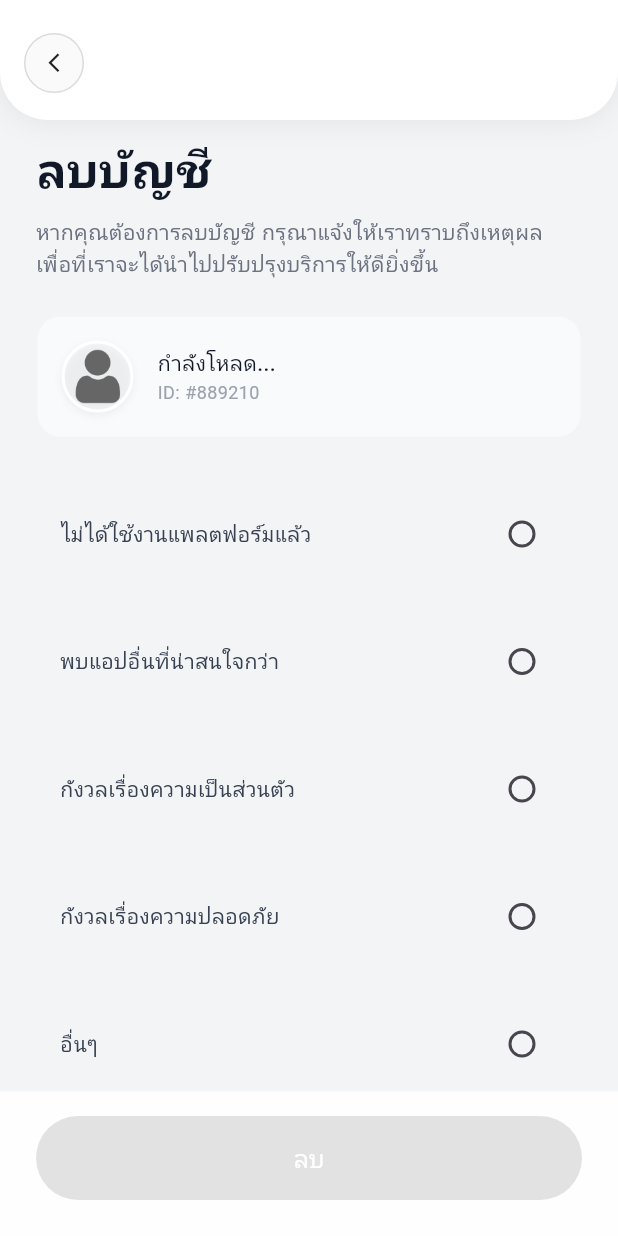
After one commit to webuilddeveloper/lc_online_2026, a Flutter app: the DeleteAccountPage screen opened directly, on a phone screen of 412 x 824 dp. The commit adds this screen. Run offline on Flutter 3.47's test engine with Material 3 defaults, Android fonts, the phone set to English and light mode, and no system bars; our stand-ins replace audioplayers, cached_network_image, carousel_slider, cloud_firestore, dio, dotted_border and 23 more; missing offline and left inert: flutter_line_sdk, hms_room_kit; accounts and stored records are empty; Roboto replaces fonts that are missing (Prompt).

Commit message:
create delete-account.dart
add feature delete account in profile page

```diff
--- a/assets/translations/en.json
+++ b/assets/translations/en.json
@@ -39,5 +39,6 @@
   "changePassword": "Change Password",
   "logout": "Logout",
   "profile": "Profile",
-  "register": "Register"
+ "register": "Register",
+  "deleteAccount": "Delete Account"
 }
--- a/assets/translations/th.json
+++ b/assets/translations/th.json
@@ -39,5 +39,6 @@
   "changePassword": "เปลี่ยนรหัสผ่าน",
   "logout": "ออกจากระบบ",
   "profile": "โปรไฟล์",
-  "register": "สมัครสมาชิก"
+  "register": "สมัครสมาชิก",
+  "deleteAccount": "ลบบัญชีผู้ใช้"
 }
--- /dev/null
+++ b/lib/delete-account.dart
@@ -0,0 +1,498 @@
+import 'package:LawyerOnline/component/dialog_service.dart';
+import 'package:flutter/material.dart';
+import 'package:LawyerOnline/component/appbar.dart';
+import 'package:easy_localization/easy_localization.dart';
+import 'package:flutter_secure_storage/flutter_secure_storage.dart';
+import 'package:LawyerOnline/menu.dart';
+
+class DeleteAccountPage extends StatefulWidget {
+  const DeleteAccountPage({super.key});
+
+  @override
+  State<DeleteAccountPage> createState() => _DeleteAccountPageState();
+}
+
+class _DeleteAccountPageState extends State<DeleteAccountPage> {
+  int? selectedReason;
+  final TextEditingController otherReasonController = TextEditingController();
+  final storage = const FlutterSecureStorage();
+
+  String name = "";
+  String imageUrl = "";
+  String typeLogin = "";
+
+  @override
+  void initState() {
+    callRead();
+    super.initState();
+  }
+
+  callRead() async {
+    var imageProfile =
+        await storage.read(key: 'imageUrlSocial') ?? 'assets/icons/profile.png';
+    var nameProfile = await storage.read(key: 'name');
+    var type = await storage.read(key: 'typeLogin');
+
+    setState(() {
+      name = nameProfile ?? "";
+      imageUrl = imageProfile ?? "";
+      typeLogin = type ?? "";
+    });
+  }
+
+  final List<String> reasons = [
+    'ไม่ได้ใช้งานแพลตฟอร์มแล้ว',
+    'พบแอปอื่นที่น่าสนใจกว่า',
+    'กังวลเรื่องความเป็นส่วนตัว',
+    'กังวลเรื่องความปลอดภัย',
+    'อื่นๆ',
+  ];
+
+  @override
+  Widget build(BuildContext context) {
+    return Scaffold(
+      backgroundColor: const Color(0xFFF3F4F6),
+      appBar: appBarCustom(
+        title: "",
+        backBtn: true,
+        backAction: () => goBack(),
+        isRightWidget: false,
+      ),
+      extendBodyBehindAppBar: true,
+      body: SafeArea(
+        child: Column(
+          children: [
+            Expanded(
+              child: ListView(
+                padding: const EdgeInsets.symmetric(horizontal: 24, vertical: 10),
+                children: [
+                  const Text(
+                    "ลบบัญชี",
+                    style: TextStyle(
+                      fontSize: 32,
+                      fontWeight: FontWeight.w600,
+                      color: Color(0xFF111827),
+                    ),
+                  ),
+                  const SizedBox(height: 8),
+                  const Text(
+                    "หากคุณต้องการลบบัญชี กรุณาแจ้งให้เราทราบถึงเหตุผล เพื่อที่เราจะได้นำไปปรับปรุงบริการให้ดียิ่งขึ้น",
+                    style: TextStyle(
+                      fontSize: 14,
+                      color: Color(0xFF6B7280),
+                      height: 1.5,
+                    ),
+                  ),
+                  const SizedBox(height: 24),
+
+                  // Profile Area
+                  Container(
+                    padding: const EdgeInsets.all(16),
+                    decoration: BoxDecoration(
+                      color: const Color(0xFFF9FAFB),
+                      borderRadius: BorderRadius.circular(16),
+                      border: Border.all(color: const Color(0xFFF3F4F6)),
+                    ),
+                    child: Row(
+                      children: [
+                        Container(
+                          width: 48,
+                          height: 48,
+                          decoration: BoxDecoration(
+                            shape: BoxShape.circle,
+                            border: Border.all(color: Colors.white, width: 2),
+                            boxShadow: [
+                              BoxShadow(
+                                color: Colors.black.withOpacity(0.05),
+                                blurRadius: 4,
+                                offset: const Offset(0, 2),
+                              )
+                            ],
+                          ),
+                          child: ClipRRect(
+                            borderRadius: BorderRadius.circular(100),
+                            child: imageUrl.isEmpty
+                                ? Image.asset(
+                                    "assets/icons/profile.png",
+                                    fit: BoxFit.cover,
+                                  )
+                                : typeLogin == 'local'
+                                    ? Image.asset(
+                                        imageUrl,
+                                        fit: BoxFit.cover,
+                                      )
+                                    : Image.network(
+                                        imageUrl,
+                                        fit: BoxFit.cover,
+                                        errorBuilder: (context, error, stackTrace) {
+                                          return Image.asset(
+                                            "assets/icons/profile.png",
+                                            fit: BoxFit.cover,
+                                          );
+                                        },
+                                      ),
+                          ),
+                        ),
+                        const SizedBox(width: 16),
+                        Column(
+                          crossAxisAlignment: CrossAxisAlignment.start,
+                          children: [
+                            Text(
+                              name.isEmpty ? "กำลังโหลด..." : name,
+                              style: const TextStyle(
+                                fontSize: 14,
+                                fontWeight: FontWeight.w500,
+                                color: Color(0xFF111827),
+                              ),
+                            ),
+                            Text(
+                              "ID: #889210",
+                              style: TextStyle(
+                                fontSize: 12,
+                                color: Color(0xFF9CA3AF),
+                              ),
+                            ),
+                          ],
+                        )
+                      ],
+                    ),
+                  ),
+                  const SizedBox(height: 24),
+
+                  // Reasons
+                  ...List.generate(reasons.length, (index) {
+                    bool isSelected = selectedReason == index;
+                    return GestureDetector(
+                      onTap: () {
+                        setState(() {
+                          selectedReason = index;
+                        });
+                      },
+                      child: Container(
+                        margin: const EdgeInsets.only(bottom: 4),
+                        padding: const EdgeInsets.symmetric(horizontal: 16, vertical: 16),
+                        decoration: BoxDecoration(
+                          color: isSelected ? const Color(0xFFF0F7FF) : Colors.transparent,
+                          border: Border(
+                            bottom: BorderSide(
+                                color: isSelected
+                                    ? const Color(0xFF3B82F6)
+                                    : const Color(0xFFF3F4F6)),
+                          ),
+                        ),
+                        child: Row(
+                          mainAxisAlignment: MainAxisAlignment.spaceBetween,
+                          children: [
+                            Text(
+                              reasons[index],
+                              style: TextStyle(
+                                fontSize: 14,
+                                color: isSelected ? const Color(0xFF0262EC): const Color(0xFF374151),
+                                fontWeight: isSelected ? FontWeight.w500 : FontWeight.normal,
+                              ),
+                            ),
+                            Radio<int>(
+                              value: index,
+                              groupValue: selectedReason,
+                              activeColor: const Color(0xFF0262EC),
+                              onChanged: (value) {
+                                setState(() {
+                                  selectedReason = value;
+                                });
+                              },
+                            ),
+                          ],
+                        ),
+                      ),
+                    );
+                  }),
+
+                  // Textarea for 'อื่นๆ'
+                  if (selectedReason == 4)
+                    Padding(
+                      padding: const EdgeInsets.only(top: 16),
+                      child: Column(
+                        crossAxisAlignment: CrossAxisAlignment.end,
+                        children: [
+                          TextField(
+                            controller: otherReasonController,
+                            maxLength: 150,
+                            maxLines: 4,
+                            decoration: InputDecoration(
+                              hintText: "กรุณาระบุรายละเอียดเพิ่มเติม...",
+                              hintStyle: const TextStyle(color: Color(0xFF9CA3AF), fontSize: 14),
+                              filled: true,
+                              fillColor: const Color(0xFFF9FAFB),
+                              contentPadding: const EdgeInsets.all(16),
+                              border: OutlineInputBorder(
+                                borderRadius: BorderRadius.circular(16),
+                                borderSide: const BorderSide(color: Color(0xFFE5E7EB)),
+                              ),
+                              enabledBorder: OutlineInputBorder(
+                                borderRadius: BorderRadius.circular(16),
+                                borderSide: const BorderSide(color: Color(0xFFE5E7EB)),
+                              ),
+                              focusedBorder: OutlineInputBorder(
+                                borderRadius: BorderRadius.circular(16),
+                                borderSide: const BorderSide(color: Color(0xFF9CA3AF), width: 2),
+                              ),
+                              counterText: "", // Hide default counter
+                            ),
+                            onChanged: (text) {
+                              setState(() {}); // For updating character count
+                            },
+                          ),
+                          const SizedBox(height: 4),
+                          Text(
+                            "${otherReasonController.text.length}/150",
+                            style: const TextStyle(fontSize: 10, color: Color(0xFF9CA3AF)),
+                          )
+                        ],
+                      ),
+                    ),
+
+                  const SizedBox(height: 32),
+                ],
+              ),
+            ),
+
+            // Bottom Area
+            Container(
+              padding: const EdgeInsets.fromLTRB(24, 16, 24, 24),
+              decoration: BoxDecoration(
+                color: Colors.white.withOpacity(0.9),
+                border: const Border(top: BorderSide(color: Color(0xFFF9FAFB))),
+              ),
+              child: SizedBox(
+                width: double.infinity,
+                height: 56,
+                child: ElevatedButton(
+                  style: ElevatedButton.styleFrom(
+                    backgroundColor: const Color(0xFFDF0A0A),
+                    shape: RoundedRectangleBorder(
+                      borderRadius: BorderRadius.circular(30),
+                    ),
+                    elevation: 10,
+                    shadowColor: Colors.black.withOpacity(0.3),
+                  ),
+                  onPressed: selectedReason != null ? _showConfirmModal : null,
+                  child: const Text(
+                    "ลบ",
+                    style: TextStyle(
+                      color: Colors.white,
+                      fontSize: 16,
+                      fontWeight: FontWeight.w500,
+                    ),
+                  ),
+                ),
+              ),
+            )
+          ],
+        ),
+      ),
+    );
+  }
+
+  void _showConfirmModal() {
+    showDialog(
+      context: context,
+      barrierColor: Colors.black.withOpacity(0.5),
+      builder: (BuildContext context) {
+        return Dialog(
+          backgroundColor: Colors.transparent,
+          insetPadding: const EdgeInsets.symmetric(horizontal: 24),
+          child: Container(
+            width: double.infinity,
+            decoration: BoxDecoration(
+              color: Colors.white,
+              borderRadius: BorderRadius.circular(32),
+            ),
+            child: Column(
+              mainAxisSize: MainAxisSize.min,
+              children: [
+                Padding(
+                  padding: const EdgeInsets.fromLTRB(24, 32, 24, 16),
+                  child: Column(
+                    children: [
+                      Container(
+                        width: 80,
+                        height: 80,
+                        decoration: const BoxDecoration(
+                          color: Color(0xFFFFF9E6),
+                          shape: BoxShape.circle,
+                        ),
+                        child: Center(
+                          child: Container(
+                            width: 56,
+                            height: 56,
+                            decoration: const BoxDecoration(
+                              color: Color(0xFFDF0A0A),
+                              shape: BoxShape.circle,
+                            ),
+                            child: const Center(
+                              child: Text(
+                                "?",
+                                style: TextStyle(
+                                  color: Colors.white,
+                                  fontSize: 32,
+                                  fontWeight: FontWeight.bold,
+                                ),
+                              ),
+                            ),
+                          ),
+                        ),
+                      ),
+                      const SizedBox(height: 24),
+                      const Text(
+                        "คุณแน่ใจหรือไม่?",
+                        style: TextStyle(
+                          fontSize: 24,
+                          fontWeight: FontWeight.w600,
+                          color: Color(0xFF111827),
+                        ),
+                      ),
+                      const SizedBox(height: 12),
+                      const Text(
+                        "คุณต้องการลบบัญชีของคุณอย่างถาวรใช่หรือไม่",
+                        textAlign: TextAlign.center,
+                        style: TextStyle(
+                          fontSize: 14,
+                          color: Color(0xFF6B7280),
+                        ),
+                      ),
+                      const SizedBox(height: 24),
+                      const Text(
+                        "การยืนยันลบบัญชีจะส่งผลให้ข้อมูลทั้งหมดหายไป (ข้อมูลส่วนตัว, การเป็นสมาชิก, และอื่นๆ)",
+                        textAlign: TextAlign.center,
+                        style: TextStyle(
+                          fontSize: 11,
+                          fontStyle: FontStyle.italic,
+                          color: Color(0xFF9CA3AF),
+                          height: 1.5,
+                        ),
+                      ),
+                    ],
+                  ),
+                ),
+                Container(
+                  decoration: const BoxDecoration(
+                    border: Border(top: BorderSide(color: Color(0xFFF3F4F6))),
+                  ),
+                  child: Row(
+                    children: [
+                      Expanded(
+                        child: InkWell(
+                          onTap: () {
+                            Navigator.pop(context);
+                            _processDelete();
+                          },
+                          child: Container(
+                            padding: const EdgeInsets.symmetric(vertical: 20),
+                            decoration: const BoxDecoration(
+                              color: Color(0xFFDF0A0A),
+                              borderRadius: BorderRadius.only(
+                                bottomLeft: Radius.circular(32),
+                              ),
+                            ),
+                            child: const Center(
+                              child: Text(
+                                "ลบ",
+                                style: TextStyle(
+                                  color: Colors.white,
+                                  fontSize: 16,
+                                  fontWeight: FontWeight.w500,
+                                ),
+                              ),
+                            ),
+                          ),
+                        ),
+                      ),
+                      Expanded(
+                        child: InkWell(
+                          onTap: () {
+                            Navigator.pop(context);
+                          },
+                          child: Container(
+                            padding: const EdgeInsets.symmetric(vertical: 20),
+                            child: const Center(
+                              child: Text(
+                                "เก็บบัญชีไว้",
+                                style: TextStyle(
+                                  color: Color(0xFF3B82F6),
+                                  fontSize: 16,
+                                  fontWeight: FontWeight.w500,
+                                ),
+                              ),
+                            ),
+                          ),
+                        ),
+                      ),
+                    ],
+                  ),
+                ),
+              ],
+            ),
+          ),
+        );
+      },
+    );
+  }
+
+  void _processDelete() async {
+    // 1. แสดง Loading
+    DialogService.showLoading(context);
+
+    try {
+      // 2. เตรียมข้อมูลส่ง API
+      String reason = "";
+      if (selectedReason != null) {
+        reason = selectedReason == 4 ? otherReasonController.text : reasons[selectedReason!];
+      }
+
+      // TODO: ใส่โค้ดเรียก API ลบบัญชีที่นี่
+      // ตัวอย่าง: var response = await apiProvider.deleteAccount(reason: reason);
+
+      // จำลองการดีเลย์ของ API 2 วินาที (ลบออกเมื่อต่อ API จริง)
+      await Future.delayed(const Duration(seconds: 2));
+
+      // 3. ปิดหน้าต่าง Loading
+      Navigator.pop(context);
+
+      // 4. แสดงข้อความสำเร็จ
+      DialogService.showSuccess(
+        context,
+        title: "ลบบัญชีสำเร็จแล้ว",
+        message: "ระบบกำลังพาท่านกลับสู่หน้าหลัก...",
+        onClose: () async {
+          // เคลียร์ข้อมูลการเข้าสู่ระบบทั้งหมด
+          await storage.deleteAll();
+
+          // ปิด Popup
+          Navigator.pop(context);
+
+          // พาผู้ใช้กลับหน้าแรก (MenuPage) และล้างประวัติการนำทาง
+          Navigator.of(context).pushAndRemoveUntil(
+            MaterialPageRoute(
+              builder: (context) => MenuPage(),
+            ),
+            (Route<dynamic> route) => false,
+          );
+        },
+      );
+    } catch (e) {
+      // ปิดหน้าต่าง Loading
+      Navigator.pop(context);
+
+      // แสดงข้อความผิดพลาด
+      DialogService.showError(
+        context,
+        title: "เกิดข้อผิดพลาด",
+        message: "ไม่สามารถลบบัญชีได้ กรุณาลองใหม่อีกครั้ง",
+      );
+    }
+  }
+
+  void goBack() {
+    Navigator.pop(context, false);
+  }
+}
```
Also changed, not shown: lib/profile.dart (+12 -0 lines).
